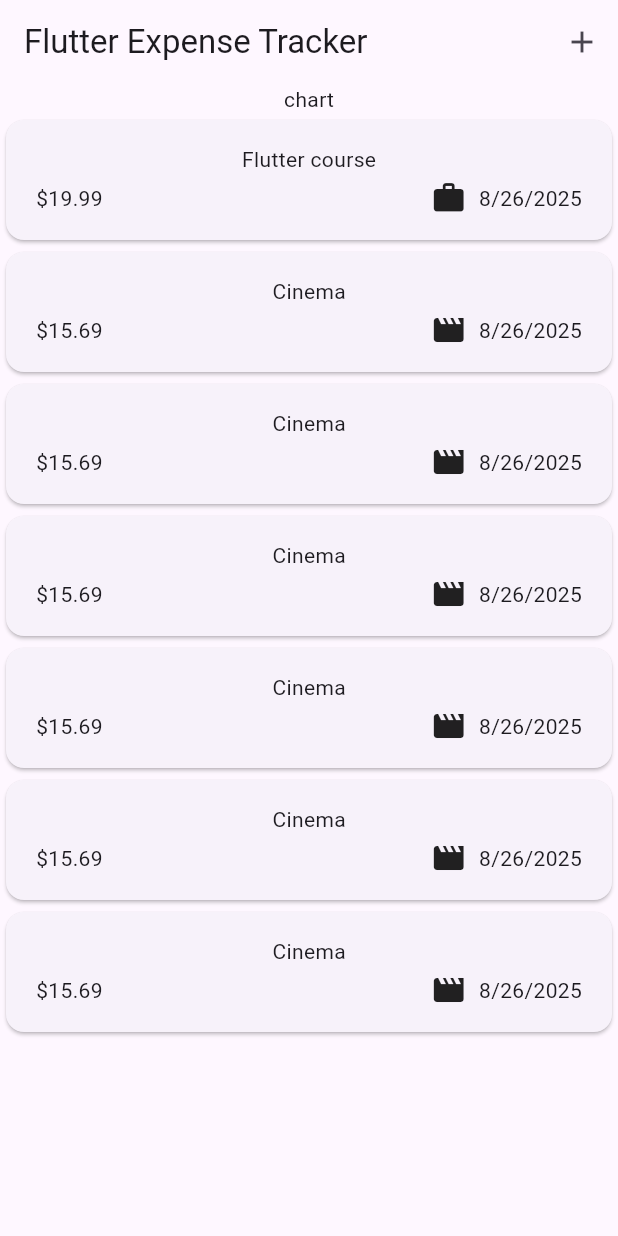
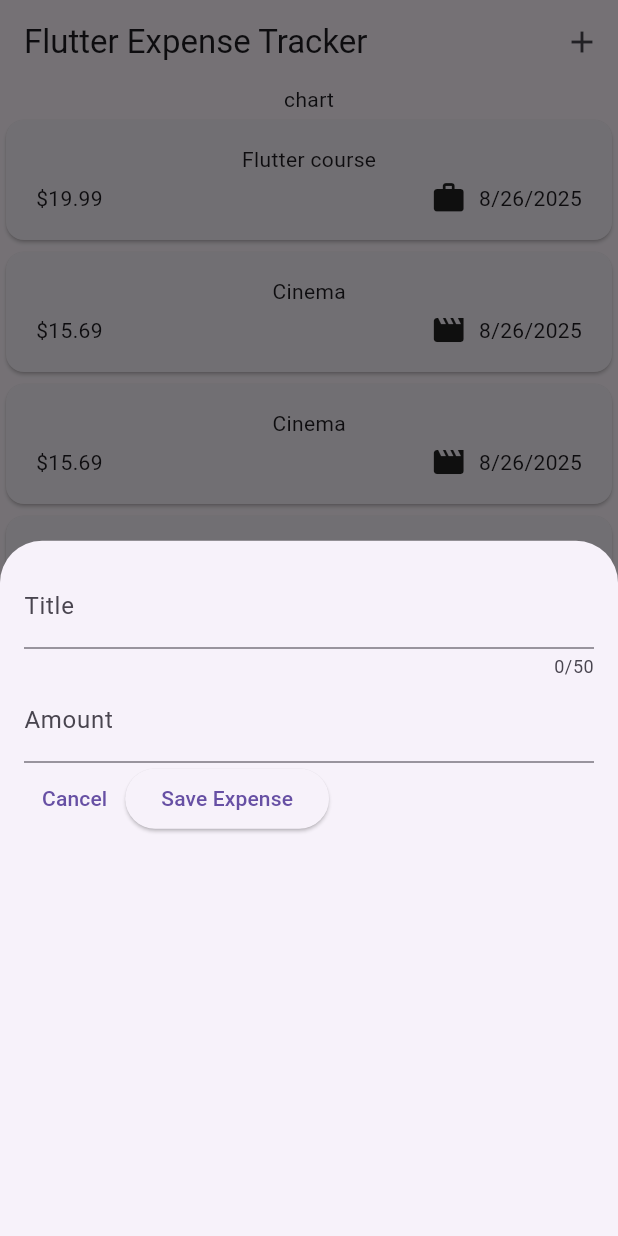
Before and after one commit to ashutosh1234ojha/AdvanceBasicFlutter, a Flutter app: the screen it shows after launch, after a tap on the "add" icon, on a phone screen of 412 x 824 dp. Run offline on Flutter 3.47's test engine with Material 3 defaults, Android fonts, the phone set to English and light mode, and no system bars.

Commit message:
cancel modal added

```diff
--- a/lib/widgets/expenses.dart
+++ b/lib/widgets/expenses.dart
@@ -1,5 +1,6 @@
 import 'package:expense_trakcer/widgets/expense_list/expenses_list.dart';
 import 'package:expense_trakcer/models/expense.dart';
+import 'package:expense_trakcer/widgets/new_expense.dart';
 import 'package:flutter/material.dart';
 
 class Expenses extends StatefulWidget {
@@ -57,12 +58,18 @@
     ),
   ];
 
+  void _openAddExpenseOverlay() {
+    showModalBottomSheet(context: context, builder: (ctx) => NewExpense());
+  }
+
   @override
   Widget build(BuildContext context) {
     return Scaffold(
       appBar: AppBar(
         title: Text("Flutter Expense Tracker"),
-        actions: [IconButton(onPressed: () {}, icon: Icon(Icons.add))],
+        actions: [
+          IconButton(onPressed: _openAddExpenseOverlay, icon: Icon(Icons.add)),
+        ],
       ),
       body: Column(
         children: [
--- /dev/null
+++ b/lib/widgets/new_expense.dart
@@ -0,0 +1,62 @@
+import 'package:flutter/material.dart';
+
+class NewExpense extends StatefulWidget {
+  const NewExpense({super.key});
+  @override
+  State<NewExpense> createState() {
+    return _NewExpenseState();
+  }
+}
+
+class _NewExpenseState extends State<NewExpense> {
+  final _titleController = TextEditingController();
+  final _amountController = TextEditingController();
+
+  @override
+  void dispose() {
+    _titleController.dispose();
+    _amountController.dispose();
+
+    super.dispose();
+  }
+
+  @override
+  Widget build(BuildContext context) {
+    return Padding(
+      padding: EdgeInsets.all(16),
+      child: Column(
+        children: [
+          TextField(
+            controller: _titleController,
+            maxLength: 50,
+            decoration: InputDecoration(label: Text("Title")),
+          ),
+          TextField(
+            controller: _amountController,
+            keyboardType: TextInputType.number,
+            decoration: InputDecoration(
+              label: Text("Amount"),
+              prefixText: '\$ ',
+            ),
+          ),
+          Row(
+            children: [
+              TextButton(
+                onPressed: () {
+                  Navigator.pop(context);
+                },
+                child: Text("Cancel"),
+              ),
+              ElevatedButton(
+                onPressed: () {
+                  print(_titleController.text);
+                },
+                child: Text("Save Expense"),
+              ),
+            ],
+          ),
+        ],
+      ),
+    );
+  }
+}
```
